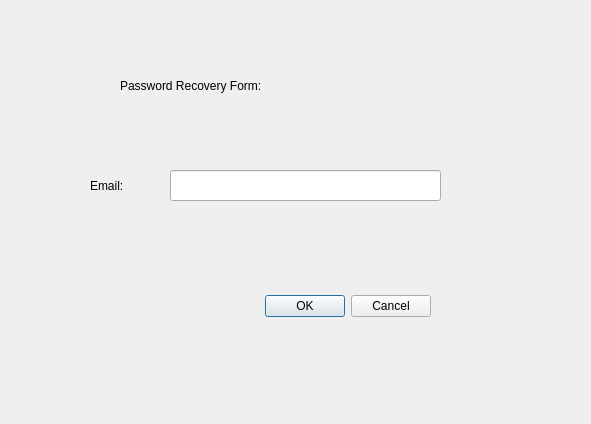
Above: forgotpassword.ui from HyperDarkmoon/TVEmpire before the change. Below: the same form after it.
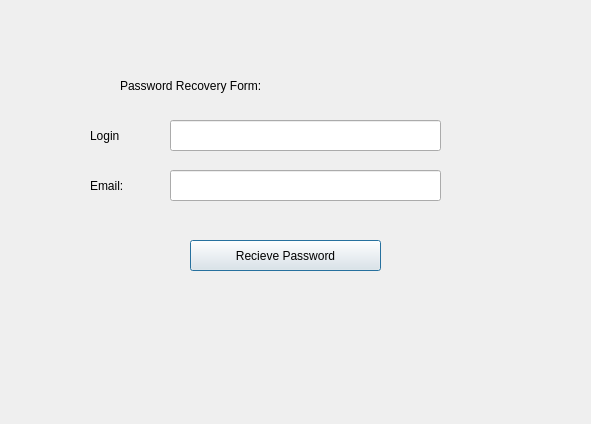
That is the form after the change.

Commit message: Forgot password

Diff of the .ui file:
```diff
--- a/forgotpassword.ui
+++ b/forgotpassword.ui
@@ -13,22 +13,6 @@
   <property name="windowTitle">
    <string>Dialog</string>
   </property>
-  <widget class="QDialogButtonBox" name="buttonBox">
-   <property name="geometry">
-    <rect>
-     <x>90</x>
-     <y>290</y>
-     <width>341</width>
-     <height>32</height>
-    </rect>
-   </property>
-   <property name="orientation">
-    <enum>Qt::Horizontal</enum>
-   </property>
-   <property name="standardButtons">
-    <set>QDialogButtonBox::Cancel|QDialogButtonBox::Ok</set>
-   </property>
-  </widget>
   <widget class="QLabel" name="label">
    <property name="geometry">
     <rect>
@@ -65,6 +49,42 @@
     <string>Email:</string>
    </property>
   </widget>
+  <widget class="QLineEdit" name="login">
+   <property name="geometry">
+    <rect>
+     <x>170</x>
+     <y>120</y>
+     <width>271</width>
+     <height>31</height>
+    </rect>
+   </property>
+  </widget>
+  <widget class="QLabel" name="label_3">
+   <property name="geometry">
+    <rect>
+     <x>90</x>
+     <y>120</y>
+     <width>71</width>
+     <height>31</height>
+    </rect>
+   </property>
+   <property name="text">
+    <string>Login</string>
+   </property>
+  </widget>
+  <widget class="QPushButton" name="pushButton">
+   <property name="geometry">
+    <rect>
+     <x>190</x>
+     <y>240</y>
+     <width>191</width>
+     <height>31</height>
+    </rect>
+   </property>
+   <property name="text">
+    <string>Recieve Password</string>
+   </property>
+  </widget>
  </widget>
  <resources/>
  <connections>
```
Left out of the diff: 35 changed lines with no effect on the pictures. The commit also changes 8 other files.
